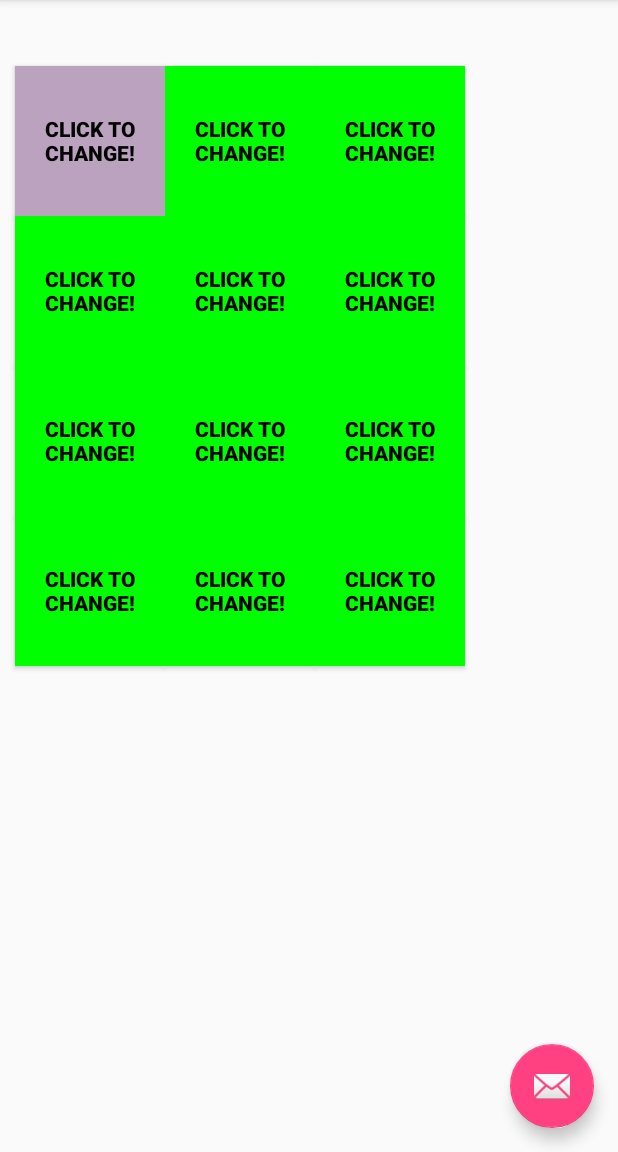
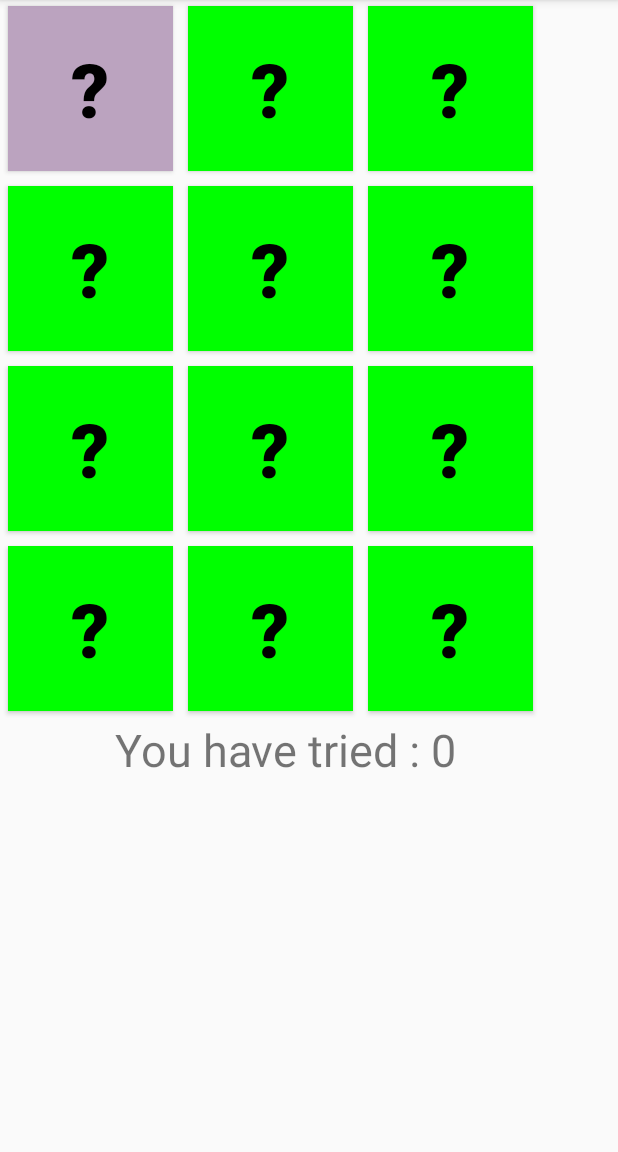
Before and after one commit to ktelfon/AndroidTouchFeel, an Android app: the screen it shows after launch (MainActivity), in the options menu, after a tap on "Settings", on a phone screen of 412 x 824 dp, the part 84-1236 px from its top. Run offline under Robolectric (Android 15) with nearby library versions, the light colour scheme and no system bars.

Commit message:
Added guess counter. Layout changed. Added an option to make buttons round.

```diff
--- a/app/src/main/java/com/example/deniss/helloworldapp/MainActivity.java
+++ b/app/src/main/java/com/example/deniss/helloworldapp/MainActivity.java
@@ -2,14 +2,13 @@ package com.example.deniss.helloworldapp;
 
 import android.os.Bundle;
 import android.os.Handler;
-import android.support.design.widget.FloatingActionButton;
-import android.support.design.widget.Snackbar;
 import android.support.v7.app.AppCompatActivity;
 import android.support.v7.widget.Toolbar;
 import android.view.View;
 import android.view.Menu;
 import android.view.MenuItem;
 import android.widget.Button;
+import android.widget.TextView;
 
 import com.example.deniss.helloworldapp.controller.AppConst;
 import com.example.deniss.helloworldapp.controller.Controller;
@@ -24,8 +23,10 @@ public class MainActivity extends AppCompatActivity {
 
     private Controller controller;
     private int resetButtonIndex = R.id.resetButton;
+    private int guessCounterIndex = R.id.guessCounterLabel;
 
-    Button resetButton = null;
+    private Button resetButton;
+    private TextView guessCounterLabel;
 
     private Integer[] buttonIdx = {
             R.id.button1, R.id.button2, R.id.button3,
@@ -40,6 +41,11 @@ public class MainActivity extends AppCompatActivity {
         Toolbar toolbar = (Toolbar) findViewById(R.id.toolbar);
         setSupportActionBar(toolbar);
 
+        guessCounterLabel = (TextView) findViewById(guessCounterIndex);
+        guessCounterLabel.setTextAlignment(View.TEXT_ALIGNMENT_CENTER);
+        guessCounterLabel.setTextSize(30);
+        guessCounterLabel.setText(AppConst.GUESS_COUNTER_LABEL_TEXT + 0);
+
         resetButton = (Button) findViewById(resetButtonIndex);
         resetButton.setVisibility(View.INVISIBLE);
         resetButton.setText(AppConst.RESET_BUTTON_TEXT);
@@ -47,20 +53,12 @@ public class MainActivity extends AppCompatActivity {
             @Override
             public void onClick(View v) {
                 resetButton.setVisibility(View.INVISIBLE);
+                guessCounterLabel.setVisibility(View.VISIBLE);
                 setupApp();
             }
         });
 
         setupApp();
-
-        FloatingActionButton fab = (FloatingActionButton) findViewById(R.id.fab);
-        fab.setOnClickListener(new View.OnClickListener() {
-            @Override
-            public void onClick(View view) {
-                Snackbar.make(view, "Replace with your own action", Snackbar.LENGTH_LONG)
-                        .setAction("Action", null).show();
-            }
-        });
     }
 
     private void setupApp(){
@@ -83,7 +81,8 @@ public class MainActivity extends AppCompatActivity {
     {
         final CustomButton btn = (CustomButton) findViewById(buttonId);
 
-        btn.setText("Click To change!");
+        btn.setTextSize(50);
+        btn.setText("?");
         btn.setOnClickListener(new View.OnClickListener() {
             @Override
             public void onClick(View v) {
@@ -91,14 +90,18 @@ public class MainActivity extends AppCompatActivity {
                 Handler handler = new Handler();
                 handler.postDelayed(new Runnable() {
                     public void run() {
-                        if(controller.showRestartButton()){
+                        if (controller.showRestartButton()) {
+                            controller.resetCounter();
                             resetButton.setVisibility(View.VISIBLE);
+                            guessCounterLabel.setVisibility(View.INVISIBLE);
                         }
+                        guessCounterLabel.setText(AppConst.GUESS_COUNTER_LABEL_TEXT + controller.getGuessCounter());
                     }
                 }, AppConst.BUTTON_DELAY);
             }
         });
         btn.setVisibility(View.VISIBLE);
+
         return btn;
     }
 
--- a/app/src/main/java/com/example/deniss/helloworldapp/controller/AppConst.java
+++ b/app/src/main/java/com/example/deniss/helloworldapp/controller/AppConst.java
@@ -6,4 +6,5 @@ package com.example.deniss.helloworldapp.controller;
 public class AppConst {
     public final static int BUTTON_DELAY = 500;
     public final static String RESET_BUTTON_TEXT = "Restart";
+    public final static String GUESS_COUNTER_LABEL_TEXT = "You have tried : ";
 }
--- a/app/src/main/java/com/example/deniss/helloworldapp/controller/Controller.java
+++ b/app/src/main/java/com/example/deniss/helloworldapp/controller/Controller.java
@@ -1,6 +1,7 @@
 package com.example.deniss.helloworldapp.controller;
 
 import android.graphics.Color;
+import android.graphics.drawable.GradientDrawable;
 import android.os.Handler;
 import android.view.View;
 import android.view.ViewGroup;
@@ -17,6 +18,7 @@ import java.util.Random;
 public class Controller {
 
     private int pairIdx = 0;
+    private int guessCounter = 0;
     private ButtonPair currentPair;
     private HashMap<Integer, CustomButton> buttons;
     private HashMap<Integer, ButtonPair> buttonPairs;
@@ -37,11 +39,11 @@ public class Controller {
             color = Color.argb(255, rnd.nextInt(256), rnd.nextInt(256), rnd.nextInt(256));
         }
 
+        first.setBackground(getStyle(Color.GREEN));
+        second.setBackground(getStyle(Color.GREEN));
+
         first.setDefaultColor(color);
         second.setDefaultColor(color);
-
-        first.setBackgroundColor(Color.GREEN);
-        second.setBackgroundColor(Color.GREEN);
 
         buttons.put(first.getId(), first);
         buttons.put(second.getId(), second);
@@ -56,15 +58,14 @@ public class Controller {
     }
 
     public void checkIfPairIsOpen(CustomButton btn) {
-        //TODO: fix the selection of same button
         if(!(currentPair.getFirst() != null && currentPair.getSecond() != null)) {
             //TODO: add animation to this
-            btn.setBackgroundColor(btn.getDefaultColor());
+            btn.setBackground(getStyle(btn.getDefaultColor()));
             btn.setIsClicked(true);
 
             if (currentPair.getFirst() == null) {
                 currentPair.setFirst(btn);
-            } else if (currentPair.getSecond() == null) {
+            } else if (currentPair.getSecond() == null && btn.getId() != currentPair.getFirst().getId()) {
                 currentPair.setSecond(btn);
             }
 
@@ -86,13 +87,14 @@ public class Controller {
                                 currentPair.setSecond(null);
 
                             } else {
+                                guessCounter++;
 
                                 currentPair.getFirst().setIsClicked(false);
                                 currentPair.getSecond().setIsClicked(false);
 
                                 //TODO: add animation to this
-                                currentPair.getFirst().setBackgroundColor(Color.GREEN);
-                                currentPair.getSecond().setBackgroundColor(Color.GREEN);
+                                currentPair.getFirst().setBackground(getStyle(Color.GREEN));
+                                currentPair.getSecond().setBackground(getStyle(Color.GREEN));
 
                                 currentPair.setFirst(null);
                                 currentPair.setSecond(null);
@@ -112,5 +114,18 @@ public class Controller {
         return getButtons().size() == 0;
     }
 
+    private GradientDrawable getStyle(int color){
+        GradientDrawable shape = new GradientDrawable();
+//        shape.setCornerRadius(100);
+        shape.setColor(color);
+        return shape;
+    }
 
+    public int getGuessCounter() {
+        return guessCounter;
+    }
+
+    public void resetCounter() {
+        guessCounter = 0;
+    }
 }
--- a/app/src/main/res/layout/activity_main.xml
+++ b/app/src/main/res/layout/activity_main.xml
@@ -25,69 +25,69 @@
 
     <com.example.deniss.helloworldapp.models.CustomButton
         android:id="@+id/button1"
-        android:layout_width="100dp"
-        android:layout_height="100dp"
-        android:layout_marginLeft="10dp"
-        android:layout_marginTop="100dp"
+        android:layout_width="110dp"
+        android:layout_height="110dp"
+        android:layout_marginLeft="5dp"
+        android:layout_marginTop="60dp"
         android:focusable="true"
         android:textColor="#000000"
         android:textStyle="bold" />
 
     <com.example.deniss.helloworldapp.models.CustomButton
         android:id="@+id/button2"
-        android:layout_width="100dp"
-        android:layout_height="100dp"
-        android:layout_marginLeft="110dp"
-        android:layout_marginTop="100dp"
+        android:layout_width="110dp"
+        android:layout_height="110dp"
+        android:layout_marginLeft="125dp"
+        android:layout_marginTop="60dp"
         android:focusable="true"
         android:textColor="#000000"
         android:textStyle="bold" />
 
     <com.example.deniss.helloworldapp.models.CustomButton
         android:id="@+id/button3"
-        android:layout_width="100dp"
-        android:layout_height="100dp"
-        android:layout_marginLeft="210dp"
-        android:layout_marginTop="100dp"
+        android:layout_width="110dp"
+        android:layout_height="110dp"
+        android:layout_marginLeft="245dp"
+        android:layout_marginTop="60dp"
         android:focusable="true"
         android:textColor="#000000"
         android:textStyle="bold" />
 
     <com.example.deniss.helloworldapp.models.CustomButton
         android:id="@+id/button4"
-        android:layout_width="100dp"
-        android:layout_height="100dp"
-        android:layout_marginLeft="10dp"
-        android:layout_marginTop="200dp"
+        android:layout_width="110dp"
+        android:layout_height="110dp"
+        android:layout_marginLeft="5dp"
+        android:layout_marginTop="180dp"
         android:focusable="true"
         android:textColor="#000000"
         android:textStyle="bold" />
 
     <com.example.deniss.helloworldapp.models.CustomButton
         android:id="@+id/button5"
-        android:layout_width="100dp"
-        android:layout_height="100dp"
-        android:layout_marginLeft="110dp"
-        android:layout_marginTop="200dp"
+        android:layout_width="110dp"
+        android:layout_height="110dp"
+        android:layout_marginLeft="125dp"
+        android:layout_marginTop="180dp"
         android:focusable="true"
         android:textColor="#000000"
         android:textStyle="bold" />
 
     <com.example.deniss.helloworldapp.models.CustomButton
         android:id="@+id/button6"
-        android:layout_width="100dp"
-        android:layout_height="100dp"
-        android:layout_marginLeft="210dp"
-        android:layout_marginTop="200dp"
+        android:layout_width="110dp"
+        android:layout_height="110dp"
+        android:layout_marginLeft="245dp"
+        android:layout_marginTop="180dp"
         android:focusable="true"
         android:textColor="#000000"
         android:textStyle="bold" />
 
     <com.example.deniss.helloworldapp.models.CustomButton
         android:id="@+id/button7"
-        android:layout_width="100dp"
-        android:layout_height="100dp"
-        android:layout_marginLeft="10dp"
+        android:layout_width="110dp"
+        android:layout_height="110dp"
+        android:layout_marginLeft="5dp"
         android:layout_marginTop="300dp"
         android:focusable="true"
         android:textColor="#000000"
@@ -95,9 +95,9 @@
 
     <com.example.deniss.helloworldapp.models.CustomButton
         android:id="@+id/button8"
-        android:layout_width="100dp"
-        android:layout_height="100dp"
-        android:layout_marginLeft="110dp"
+        android:layout_width="110dp"
+        android:layout_height="110dp"
+        android:layout_marginLeft="125dp"
         android:layout_marginTop="300dp"
         android:focusable="true"
         android:textColor="#000000"
@@ -105,9 +105,9 @@
 
     <com.example.deniss.helloworldapp.models.CustomButton
         android:id="@+id/button9"
-        android:layout_width="100dp"
-        android:layout_height="100dp"
-        android:layout_marginLeft="210dp"
+        android:layout_width="110dp"
+        android:layout_height="110dp"
+        android:layout_marginLeft="245dp"
         android:layout_marginTop="300dp"
         android:focusable="true"
         android:textColor="#000000"
@@ -115,50 +115,50 @@
 
     <com.example.deniss.helloworldapp.models.CustomButton
         android:id="@+id/button10"
-        android:layout_width="100dp"
-        android:layout_height="100dp"
-        android:layout_marginLeft="10dp"
-        android:layout_marginTop="400dp"
+        android:layout_width="110dp"
+        android:layout_height="110dp"
+        android:layout_marginLeft="5dp"
+        android:layout_marginTop="420dp"
         android:focusable="true"
         android:textColor="#000000"
         android:textStyle="bold" />
 
     <com.example.deniss.helloworldapp.models.CustomButton
         android:id="@+id/button11"
-        android:layout_width="100dp"
-        android:layout_height="100dp"
-        android:layout_marginLeft="110dp"
-        android:layout_marginTop="400dp"
+        android:layout_width="110dp"
+        android:layout_height="110dp"
+        android:layout_marginLeft="125dp"
+        android:layout_marginTop="420dp"
         android:focusable="true"
         android:textColor="#000000"
         android:textStyle="bold" />
 
     <com.example.deniss.helloworldapp.models.CustomButton
         android:id="@+id/button12"
-        android:layout_width="100dp"
-        android:layout_height="100dp"
-        android:layout_marginLeft="210dp"
-        android:layout_marginTop="400dp"
+        android:layout_width="110dp"
+        android:layout_height="110dp"
+        android:layout_marginLeft="245dp"
+        android:layout_marginTop="420dp"
         android:focusable="true"
         android:textColor="#000000"
         android:textStyle="bold" />
 
     <com.example.deniss.helloworldapp.models.CustomButton
         android:id="@+id/resetButton"
-        android:layout_width="200dp"
+        android:layout_width="300dp"
         android:layout_height="300dp"
-        android:layout_marginLeft="60dp"
+        android:layout_marginLeft="30dp"
         android:layout_marginTop="160dp"
         android:focusable="true"
         android:textColor="#000000"
         android:textStyle="bold" />
 
-    <android.support.design.widget.FloatingActionButton
-        android:id="@+id/fab"
-        android:layout_width="wrap_content"
-        android:layout_height="wrap_content"
-        android:layout_gravity="bottom|end"
-        android:layout_margin="@dimen/fab_margin"
-        android:src="@android:drawable/ic_dialog_email" />
+    <TextView
+        android:id="@+id/guessCounterLabel"
+        android:layout_width="360dp"
+        android:layout_height="35dp"
+        android:layout_marginLeft="10dp"
+        android:layout_marginTop="535dp"
+        />
 
 </android.support.design.widget.CoordinatorLayout>
```
